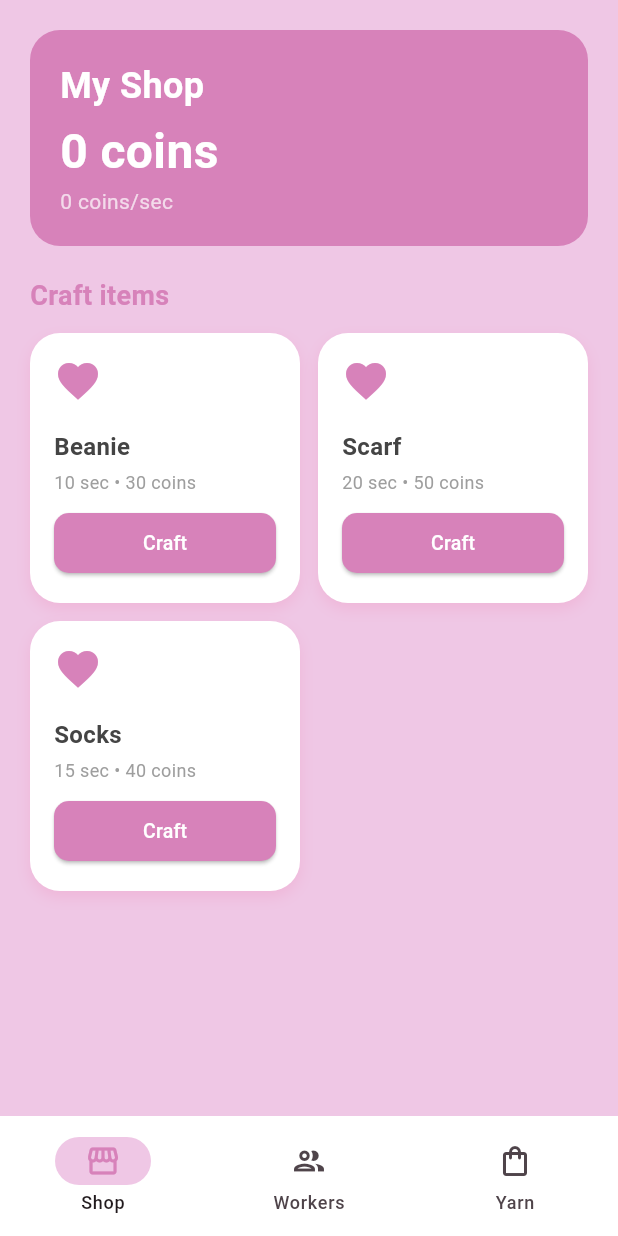
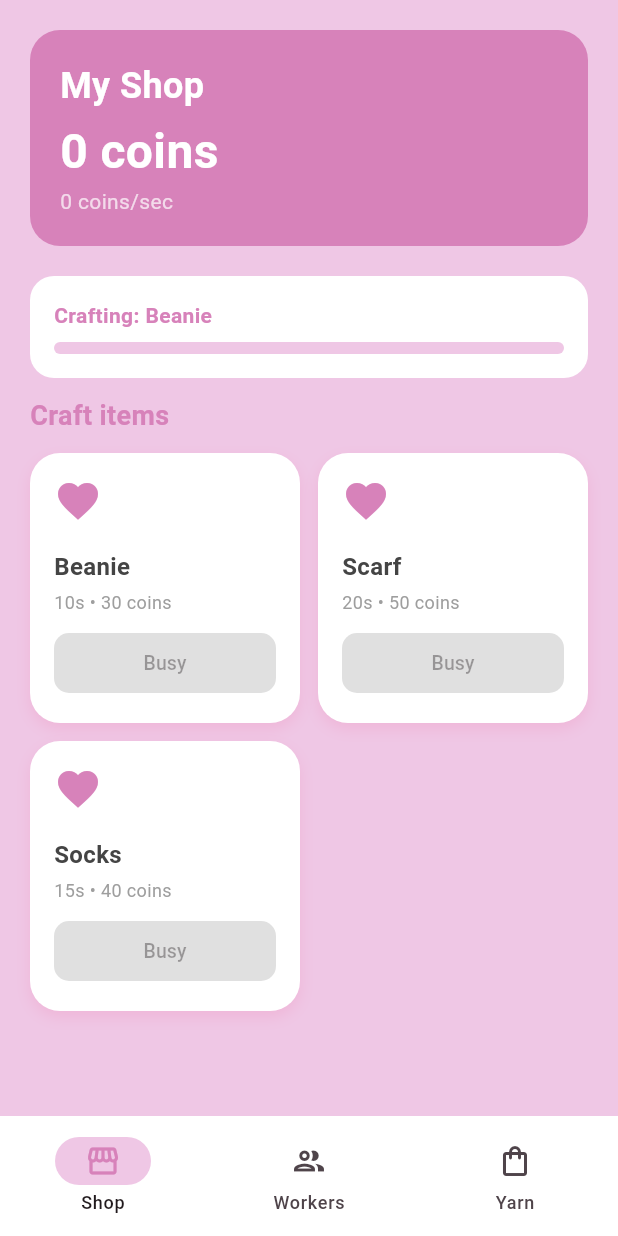
Before and after one commit to Anilorak123/hooky-flutter, a Flutter app: the MainScreen screen opened directly, after a tap on "Craft", on a phone screen of 412 x 824 dp. Run offline on Flutter 3.47's test engine with Material 3 defaults, Android fonts, the phone set to English and light mode, and no system bars; our stand-ins replace shared_preferences; accounts and stored records are empty.

Commit message:
Add crafting mechanic and game state

```diff
--- /dev/null
+++ b/lib/game_state.dart
@@ -0,0 +1,117 @@
+import 'dart:async';
+import 'package:flutter/material.dart';
+import 'package:shared_preferences/shared_preferences.dart';
+
+class Item {
+  final String name;
+  final int baseTime; // seconds
+  final int basePrice;
+
+  const Item({required this.name, required this.baseTime, required this.basePrice});
+}
+
+const List<Item> items = [
+  Item(name: 'Beanie', baseTime: 10, basePrice: 30),
+  Item(name: 'Scarf', baseTime: 20, basePrice: 50),
+  Item(name: 'Socks', baseTime: 15, basePrice: 40),
+];
+
+class CraftingSlot {
+  final Item item;
+  final DateTime startTime;
+  final int duration;
+
+  CraftingSlot({
+    required this.item,
+    required this.startTime,
+    required this.duration,
+  });
+
+  double get progress {
+    final elapsed = DateTime.now().difference(startTime).inSeconds;
+    return (elapsed / duration).clamp(0.0, 1.0);
+  }
+
+  bool get isFinished => progress >= 1.0;
+}
+
+class GameState extends ChangeNotifier {
+  double coins = 0;
+  double coinsPerSecond = 0;
+  List<String> inventory = [];
+  CraftingSlot? craftingSlot;
+  Timer? _timer;
+
+  GameState() {
+    _load();
+    _startTimer();
+  }
+
+  void _startTimer() {
+    _timer = Timer.periodic(const Duration(seconds: 1), (_) {
+      coins += coinsPerSecond;
+      _checkCrafting();
+      notifyListeners();
+    });
+  }
+
+  void _checkCrafting() {
+    if (craftingSlot != null && craftingSlot!.isFinished) {
+      inventory.add(craftingSlot!.item.name);
+      craftingSlot = null;
+      _save();
+    }
+  }
+
+  bool startCrafting(Item item) {
+    if (craftingSlot != null) return false;
+    craftingSlot = CraftingSlot(
+      item: item,
+      startTime: DateTime.now(),
+      duration: item.baseTime,
+    );
+    notifyListeners();
+    return true;
+  }
+
+  void sellAll() {
+    int total = 0;
+    for (final itemName in inventory) {
+      final item = items.firstWhere((i) => i.name == itemName);
+      total += item.basePrice;
+    }
+    coins += total;
+    inventory.clear();
+    notifyListeners();
+    _save();
+  }
+
+  Future<void> _save() async {
+    final prefs = await SharedPreferences.getInstance();
+    await prefs.setDouble('coins', coins);
+    await prefs.setStringList('inventory', inventory);
+    await prefs.setInt('closeTime', DateTime.now().millisecondsSinceEpoch);
+  }
+
+  Future<void> _load() async {
+    final prefs = await SharedPreferences.getInstance();
+    coins = prefs.getDouble('coins') ?? 0;
+    inventory = prefs.getStringList('inventory') ?? [];
+
+    // Offline earnings
+    final closeTime = prefs.getInt('closeTime');
+    if (closeTime != null && coinsPerSecond > 0) {
+      final secondsAway = (DateTime.now().millisecondsSinceEpoch - closeTime) ~/ 1000;
+      final capped = secondsAway.clamp(0, 8 * 3600);
+      coins += capped * coinsPerSecond;
+    }
+
+    notifyListeners();
+  }
+
+  @override
+  void dispose() {
+    _timer?.cancel();
+    super.dispose();
+  }
+}
--- a/lib/main.dart
+++ b/lib/main.dart
@@ -1,7 +1,14 @@
 import 'package:flutter/material.dart';
+import 'package:provider/provider.dart';
+import 'game_state.dart';
 
 void main() {
-  runApp(const HookyApp());
+  runApp(
+    ChangeNotifierProvider(
+      create: (_) => GameState(),
+      child: const HookyApp(),
+    ),
+  );
 }
 
 class HookyApp extends StatelessWidget {
@@ -178,6 +185,8 @@ class ShopScreen extends StatelessWidget {
 
   @override
   Widget build(BuildContext context) {
+    final game = context.watch<GameState>();
+
     return SafeArea(
       child: Padding(
         padding: const EdgeInsets.all(20),
@@ -192,10 +201,10 @@ class ShopScreen extends StatelessWidget {
                 color: const Color(0xFFD782BA),
                 borderRadius: BorderRadius.circular(20),
               ),
-              child: const Column(
+              child: Column(
                 crossAxisAlignment: CrossAxisAlignment.start,
                 children: [
-                  Text(
+                  const Text(
                     'My Shop',
                     style: TextStyle(
                       fontSize: 24,
@@ -203,19 +212,86 @@ class ShopScreen extends StatelessWidget {
                       color: Colors.white,
                     ),
                   ),
-                  SizedBox(height: 4),
+                  const SizedBox(height: 4),
                   Text(
-                    '0 coins',
-                    style: TextStyle(fontSize: 32, fontWeight: FontWeight.bold, color: Colors.white),
+                    '${game.coins.toInt()} coins',
+                    style: const TextStyle(
+                      fontSize: 32,
+                      fontWeight: FontWeight.bold,
+                      color: Colors.white,
+                    ),
                   ),
                   Text(
-                    '0 coins/sec',
-                    style: TextStyle(color: Colors.white70),
+                    '${game.coinsPerSecond.toInt()} coins/sec',
+                    style: const TextStyle(color: Colors.white70),
                   ),
                 ],
               ),
             ),
             const SizedBox(height: 20),
+
+            // Crafting status
+            if (game.craftingSlot != null) ...[
+              Container(
+                width: double.infinity,
+                padding: const EdgeInsets.all(16),
+                decoration: BoxDecoration(
+                  color: Colors.white,
+                  borderRadius: BorderRadius.circular(16),
+                ),
+                child: Column(
+                  crossAxisAlignment: CrossAxisAlignment.start,
+                  children: [
+                    Text(
+                      'Crafting: ${game.craftingSlot!.item.name}',
+                      style: const TextStyle(
+                        fontWeight: FontWeight.bold,
+                        color: Color(0xFFD782BA),
+                      ),
+                    ),
+                    const SizedBox(height: 8),
+                    LinearProgressIndicator(
+                      value: game.craftingSlot!.progress,
+                      backgroundColor: const Color(0xFFEFC7E5),
+                      valueColor: const AlwaysStoppedAnimation(Color(0xFFD782BA)),
+                      borderRadius: BorderRadius.circular(8),
+                      minHeight: 8,
+                    ),
+                  ],
+                ),
+              ),
+              const SizedBox(height: 12),
+            ],
+
+            // Inventory
+            if (game.inventory.isNotEmpty) ...[
+              Row(
+                mainAxisAlignment: MainAxisAlignment.spaceBetween,
+                children: [
+                  Text(
+                    'Inventory (${game.inventory.length})',
+                    style: const TextStyle(
+                      fontSize: 16,
+                      fontWeight: FontWeight.bold,
+                      color: Color(0xFFD782BA),
+                    ),
+                  ),
+                  ElevatedButton(
+                    onPressed: game.sellAll,
+                    style: ElevatedButton.styleFrom(
+                      backgroundColor: const Color(0xFF6E9887),
+                      foregroundColor: Colors.white,
+                      shape: RoundedRectangleBorder(
+                        borderRadius: BorderRadius.circular(10),
+                      ),
+                    ),
+                    child: const Text('Sell all'),
+                  ),
+                ],
+              ),
+              const SizedBox(height: 12),
+            ],
+
             const Text(
               'Craft items',
               style: TextStyle(
@@ -225,17 +301,14 @@ class ShopScreen extends StatelessWidget {
               ),
             ),
             const SizedBox(height: 12),
-            // Items
+
+            // Items grid
             Expanded(
               child: GridView.count(
                 crossAxisCount: 2,
                 crossAxisSpacing: 12,
                 mainAxisSpacing: 12,
-                children: const [
-                  _ItemCard(name: 'Beanie', time: 10, price: 30),
-                  _ItemCard(name: 'Scarf', time: 20, price: 50),
-                  _ItemCard(name: 'Socks', time: 15, price: 40),
-                ],
+                children: items.map((item) => _ItemCard(item: item)).toList(),
               ),
             ),
           ],
@@ -246,14 +319,15 @@ class ShopScreen extends StatelessWidget {
 }
 
 class _ItemCard extends StatelessWidget {
-  final String name;
-  final int time;
-  final int price;
+  final Item item;
 
-  const _ItemCard({required this.name, required this.time, required this.price});
+  const _ItemCard({required this.item});
 
   @override
   Widget build(BuildContext context) {
+    final game = context.watch<GameState>();
+    final isCrafting = game.craftingSlot != null;
+
     return Container(
       padding: const EdgeInsets.all(16),
       decoration: BoxDecoration(
@@ -273,7 +347,7 @@ class _ItemCard extends StatelessWidget {
           const Icon(Icons.favorite, color: Color(0xFFD782BA), size: 32),
           const Spacer(),
           Text(
-            name,
+            item.name,
             style: const TextStyle(
               fontSize: 16,
               fontWeight: FontWeight.bold,
@@ -282,23 +356,27 @@ class _ItemCard extends StatelessWidget {
           ),
           const SizedBox(height: 4),
           Text(
-            '$time sec • $price coins',
+            '${item.baseTime}s • ${item.basePrice} coins',
             style: const TextStyle(fontSize: 12, color: Colors.grey),
           ),
           const SizedBox(height: 8),
           SizedBox(
             width: double.infinity,
             child: ElevatedButton(
-              onPressed: () {},
+              onPressed: isCrafting ? null : () => game.startCrafting(item),
               style: ElevatedButton.styleFrom(
                 backgroundColor: const Color(0xFFD782BA),
                 foregroundColor: Colors.white,
+                disabledBackgroundColor: Colors.grey[300],
                 shape: RoundedRectangleBorder(
                   borderRadius: BorderRadius.circular(10),
                 ),
                 padding: const EdgeInsets.symmetric(vertical: 8),
               ),
-              child: const Text('Craft', style: TextStyle(fontSize: 13)),
+              child: Text(
+                isCrafting ? 'Busy' : 'Craft',
+                style: const TextStyle(fontSize: 13),
+              ),
             ),
           ),
         ],
--- a/pubspec.yaml
+++ b/pubspec.yaml
@@ -34,6 +34,8 @@ dependencies:
   # The following adds the Cupertino Icons font to your application.
   # Use with the CupertinoIcons class for iOS style icons.
   cupertino_icons: ^1.0.8
+  provider: ^6.1.5+1
+  shared_preferences: ^2.5.5
 
 dev_dependencies:
   flutter_test:
```
Also changed, not shown: pubspec.lock, 1 other file.
